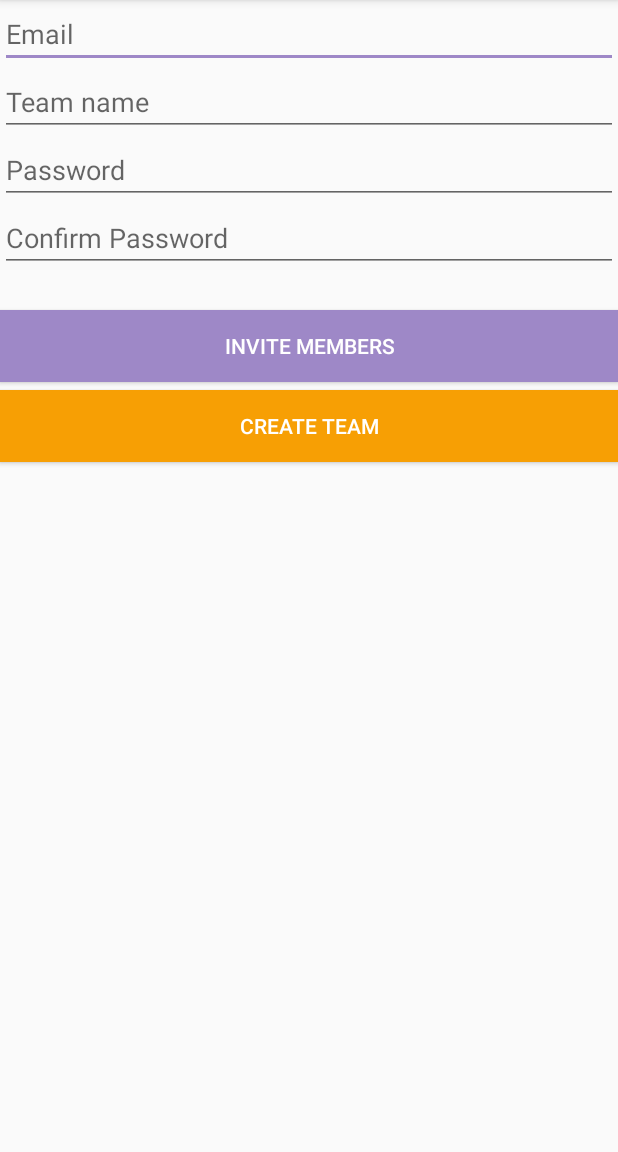
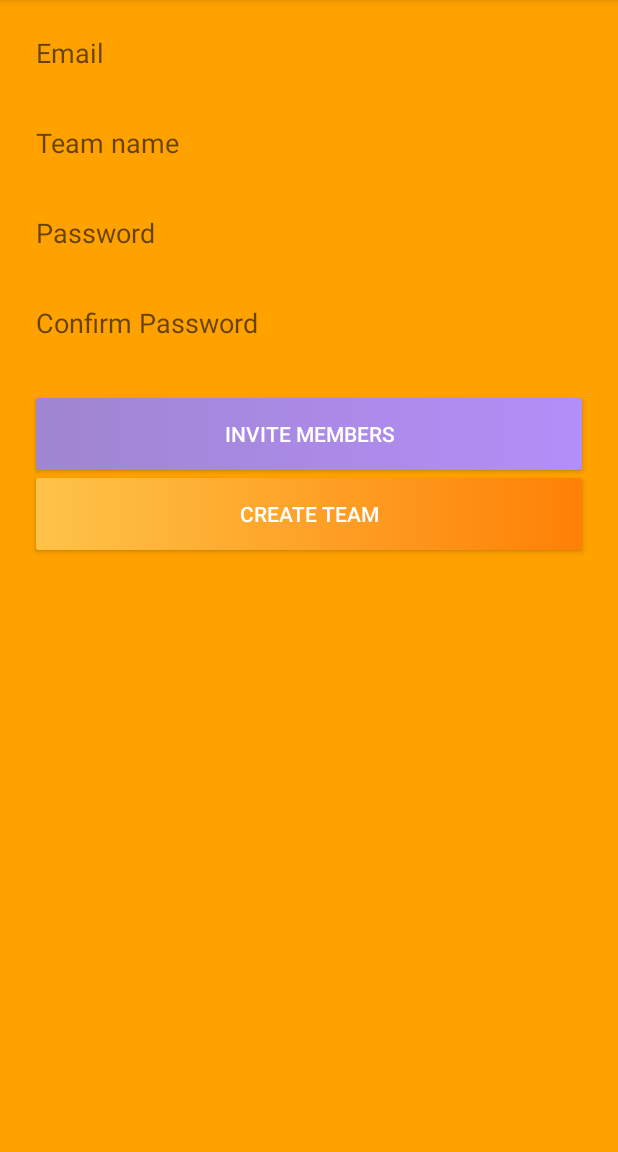
Before and after one commit to theoko/kallendr-android, an Android app: the RegisterActivity screen opened directly, with no data from a screen before it, on a phone screen of 412 x 824 dp, the part 84-1236 px from its top. Run offline under Robolectric (Android 15) with nearby library versions, the phone set to English and light mode, and no system bars; our stand-ins replace Firebase (no records; nobody signed in at launch, a user with empty details on screens opened directly).

Commit message:
frontend redesign

```diff
--- a/app/src/main/res/layout/activity_register.xml
+++ b/app/src/main/res/layout/activity_register.xml
@@ -6,33 +6,50 @@
     android:layout_width="match_parent"
     android:layout_height="match_parent"
     tools:context=".ui.register.RegisterActivity"
+    android:background="@color/colorBackground"
     android:orientation="vertical">
 
     <EditText
         android:id="@+id/emailAddress"
+        android:background="@android:color/transparent"
         android:layout_width="match_parent"
-        android:layout_height="wrap_content"
+        android:layout_height="50sp"
+        android:layout_marginTop="10sp"
+        android:layout_marginStart="24dp"
+        android:layout_marginEnd="24dp"
         android:hint="@string/email"
         android:inputType="textEmailAddress" />
 
     <EditText
         android:id="@+id/teamName"
+        android:background="@android:color/transparent"
         android:layout_width="match_parent"
-        android:layout_height="wrap_content"
+        android:layout_height="50sp"
+        android:layout_marginTop="10sp"
+        android:layout_marginStart="24dp"
+        android:layout_marginEnd="24dp"
         android:hint="@string/team_name" />
 
     <EditText
         android:id="@+id/userPassword"
+        android:background="@android:color/transparent"
         android:inputType="textPassword"
         android:layout_width="match_parent"
-        android:layout_height="wrap_content"
+        android:layout_height="50sp"
+        android:layout_marginTop="10sp"
+        android:layout_marginStart="24dp"
+        android:layout_marginEnd="24dp"
         android:hint="@string/password" />
 
     <EditText
         android:id="@+id/userPasswordConfirmation"
+        android:background="@android:color/transparent"
         android:inputType="textPassword"
         android:layout_width="match_parent"
-        android:layout_height="wrap_content"
+        android:layout_height="50sp"
+        android:layout_marginTop="10sp"
+        android:layout_marginStart="24dp"
+        android:layout_marginEnd="24dp"
         android:hint="@string/confirm_password" />
 
     <LinearLayout
@@ -40,14 +57,18 @@
         android:layout_marginTop="10dp"
         android:layout_width="match_parent"
         android:layout_height="wrap_content"
+
         android:orientation="vertical"
         android:visibility="gone">
 
         <EditText
             android:id="@+id/invMember1"
             android:tag="invMember1"
+            android:background="@android:color/transparent"
             android:layout_width="match_parent"
-            android:layout_height="wrap_content"
+            android:layout_height="50sp"
+            android:layout_marginStart="24dp"
+            android:layout_marginEnd="24dp"
             android:hint="@string/member_1_email" />
 
         <LinearLayout
@@ -60,8 +81,10 @@
                 android:layout_width="0dp"
                 android:layout_height="wrap_content"
                 android:text="@string/add_member"
+                android:layout_marginStart="24dp"
+                android:layout_marginEnd="24dp"
                 android:textColor="@android:color/white"
-                android:background="#F79F04"
+                android:background="@drawable/button_shadow"
                 android:layout_weight="1" />
 
             <Button
@@ -69,8 +92,10 @@
                 android:layout_width="0dp"
                 android:layout_height="wrap_content"
                 android:text="@string/done"
+                android:layout_marginStart="24dp"
+                android:layout_marginEnd="24dp"
                 android:textColor="@android:color/white"
-                android:background="#9E88C7"
+                android:background="@drawable/button_shadow_accent"
                 android:layout_weight="1" />
 
         </LinearLayout>
@@ -81,8 +106,10 @@
         android:id="@+id/btnInviteTeam"
         android:layout_width="match_parent"
         android:layout_height="wrap_content"
+        android:layout_marginStart="24dp"
+        android:layout_marginEnd="24dp"
         android:text="@string/invite_members"
-        android:background="#9E88C7"
+        android:background="@drawable/button_shadow_accent"
         android:textColor="@android:color/white"
         android:layout_marginTop="25dp" />
 
@@ -90,8 +117,10 @@
         android:id="@+id/btnCreateTeam"
         android:layout_width="match_parent"
         android:layout_height="wrap_content"
+        android:layout_marginStart="24dp"
+        android:layout_marginEnd="24dp"
         android:text="@string/create_team"
-        android:background="#F79F04"
+        android:background="@drawable/button_shadow"
         android:textColor="@android:color/white"
         android:layout_marginTop="5dp" />
 
--- a/app/src/main/res/values/strings.xml
+++ b/app/src/main/res/values/strings.xml
@@ -3,7 +3,7 @@
     <!-- Strings related to login -->
     <string name="prompt_email">Email</string>
     <string name="prompt_password">Password</string>
-    <string name="action_sign_in">Sign in or register</string>
+    <string name="action_sign_in">Sign in</string>
     <string name="action_sign_in_short">Sign in</string>
     <string name="welcome">"Welcome !"</string>
     <string name="invalid_username">Not a valid username</string>
```
Also changed, not shown: app/src/main/res/layout/activity_login.xml (+24 -11 lines).
